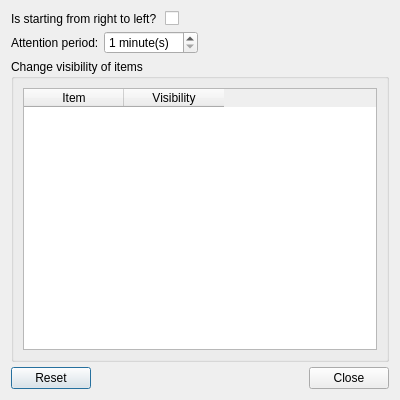
lxqt/lxqt-panel, file plugin-statusnotifier/statusnotifierconfiguration.ui: the form before one commit.
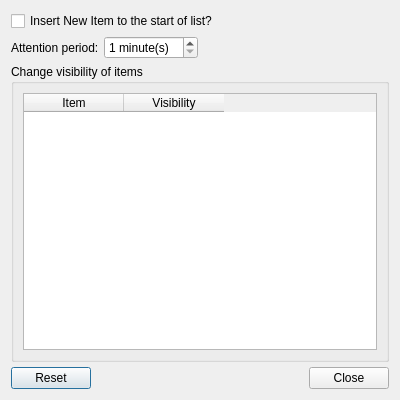
The form after the commit.

The edit to the form file:
```diff
--- a/plugin-statusnotifier/statusnotifierconfiguration.ui
+++ b/plugin-statusnotifier/statusnotifierconfiguration.ui
@@ -23,19 +23,12 @@
        <number>5</number>
       </property>
       <item>
-       <widget class="QLabel" name="label">
-        <property name="toolTip">
-         <string>Set the direction of the item arrangement from right to left.</string>
-        </property>
+        <widget class="QCheckBox" name="insertNewItemToStartOfStatusNotifier">
         <property name="text">
-         <string>Is starting from right to left? </string>
+          <string>Insert New Item to the start of list?</string>
         </property>
        </widget>
       </item>
-      <item>
-       <widget class="QCheckBox" name="is_starting_right">
-       </widget>
-      </item>
       <item>
        <spacer name="horizontalSpacer">
         <property name="orientation">
```
Lines whose indentation alone changed are shown as unchanged.
